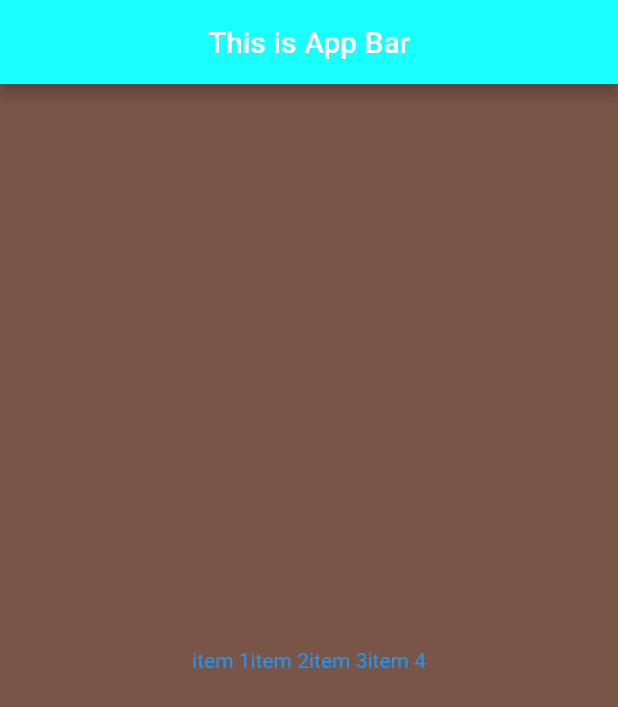
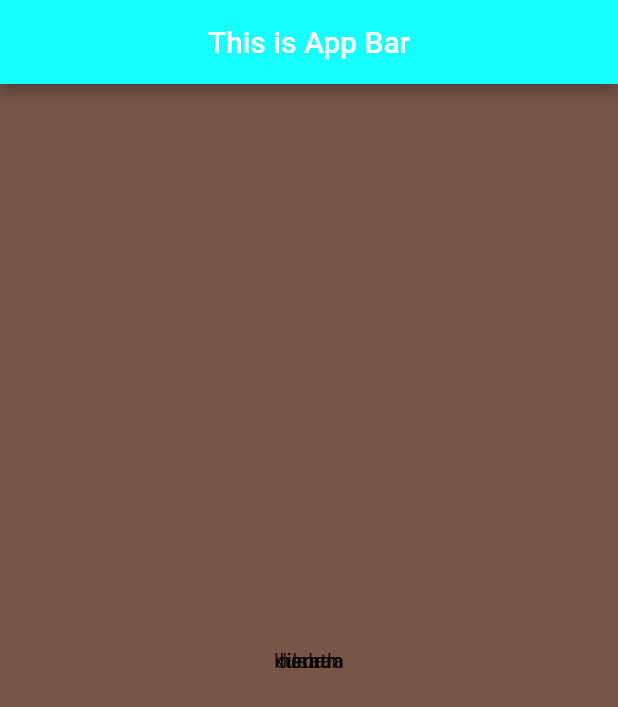
Before and after one commit to isurudilshan101/login_app1, a Flutter app: the screen it shows after launch, on a phone screen of 412 x 824 dp. Shown: the top 707 px of the screen. Run offline on Flutter 3.47's test engine with Material 2 defaults, Android fonts, the phone set to English and light mode, and no system bars.

Commit message:
flutter practice 4

```diff
--- a/login_app/lib/ui/login.dart
+++ b/login_app/lib/ui/login.dart
@@ -101,23 +101,33 @@ class LoginState extends State<Login>{
 
 
         // ),
-      child:Row(
-          mainAxisAlignment: MainAxisAlignment.center,
+      // child:Row(
+      //     mainAxisAlignment: MainAxisAlignment.center,
+      //     children: <Widget>[
+      //       Text("item 1",textDirection: TextDirection.ltr,
+      //       style:TextStyle(color:Colors.blue),),
+
+      //        Text("item 2",textDirection: TextDirection.ltr,
+      //       style:TextStyle(color:Colors.blue),),
+
+      //        Text("item 3",textDirection: TextDirection.ltr,
+      //       style:TextStyle(color:Colors.blue),),
+
+      //        Text("item 4",textDirection: TextDirection.ltr,
+      //       style:TextStyle(color:Colors.blue),),
+      //     ],
+      // ),
+
+      child:Stack(
+          alignment: Alignment.bottomCenter,
           children: <Widget>[
-            Text("item 1",textDirection: TextDirection.ltr,
-            style:TextStyle(color:Colors.blue),),
+            const Text("isuru"),
+            const Text("dilshan"),
+            const Text("kumara"),
+            const Text("herath"),
 
-             Text("item 2",textDirection: TextDirection.ltr,
-            style:TextStyle(color:Colors.blue),),
-
-             Text("item 3",textDirection: TextDirection.ltr,
-            style:TextStyle(color:Colors.blue),),
-
-             Text("item 4",textDirection: TextDirection.ltr,
-            style:TextStyle(color:Colors.blue),),
           ],
       ),
-
 
         ),
 
```
